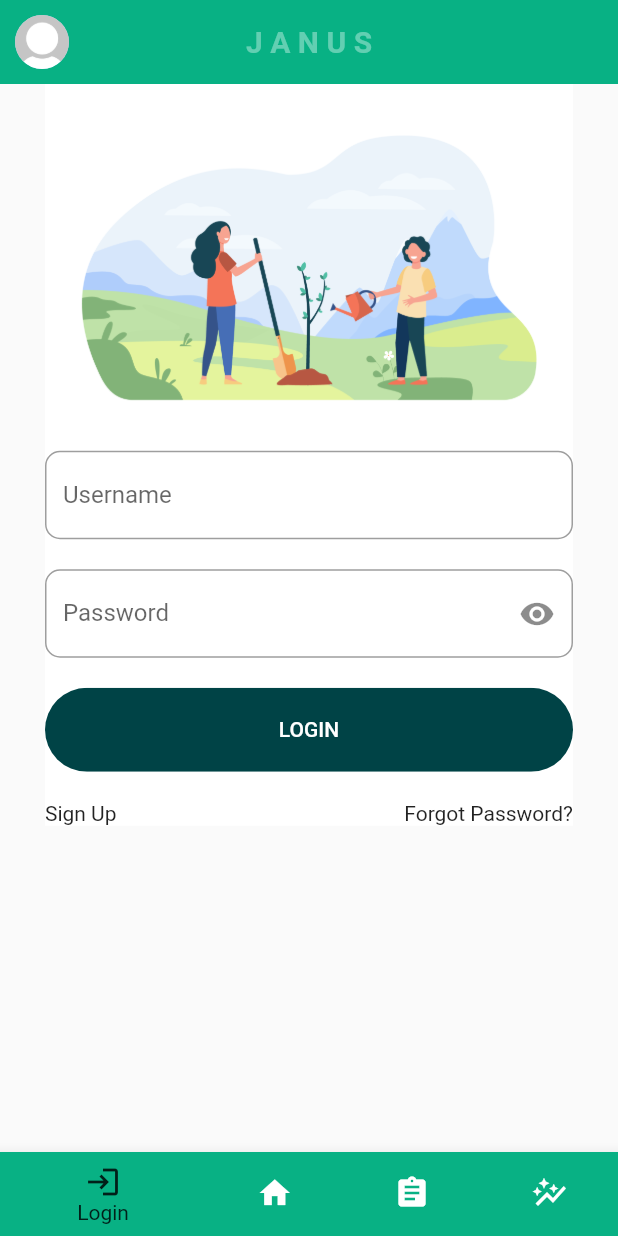
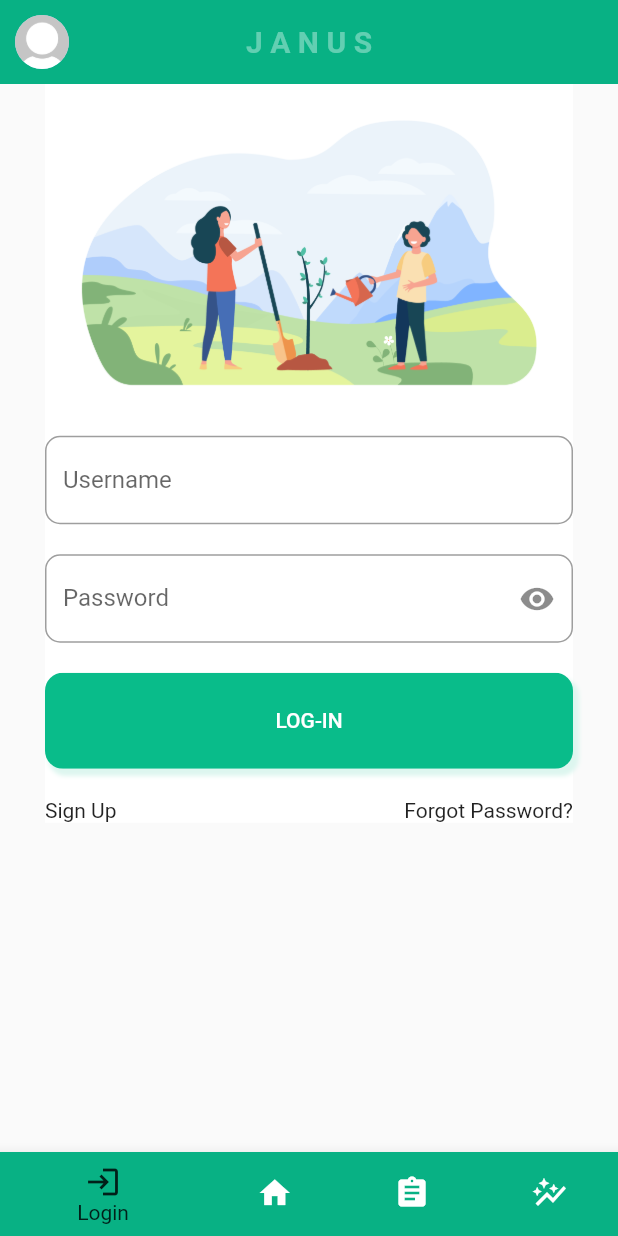
Before and after one commit to jeyeong/climate-ark-app, a Flutter app: the screen it shows after launch, on a phone screen of 412 x 824 dp. Run offline on Flutter 3.47's test engine with Material 2 defaults, Android fonts, the light colour scheme and no system bars; our stand-ins replace fl_chart, material_floating_search_bar.

Commit message:
Revamped login page

```diff
--- /dev/null
+++ b/canvas/lib/components/general/button.dart
@@ -0,0 +1,49 @@
+import 'package:flutter/material.dart';
+
+class Button extends StatelessWidget {
+  final String text;
+  final VoidCallback callback;
+
+  Button({
+    Key? key,
+    required this.text,
+    required this.callback,
+  }) : super(key: key);
+
+  final ButtonStyle buttonStyle = TextButton.styleFrom(
+    backgroundColor: const Color(0xff09bc8a),
+    padding: const EdgeInsets.symmetric(
+      vertical: 24.0,
+      horizontal: 40.0,
+    ),
+  );
+
+  @override
+  Widget build(BuildContext context) {
+    return Container(
+      width: double.infinity,
+      decoration: const BoxDecoration(
+        borderRadius: BorderRadius.all(Radius.circular(12)),
+        boxShadow: [
+          BoxShadow(
+            color: Color(0xffddf6ef),
+            spreadRadius: 0.5,
+            blurRadius: 1.5,
+            offset: Offset(3, 4),
+          ),
+        ],
+      ),
+      child: ClipRRect(
+        borderRadius: BorderRadius.circular(12),
+        child: TextButton(
+          style: buttonStyle,
+          onPressed: callback,
+          child: Text(
+            text,
+            style: const TextStyle(color: Color(0xffffffff)),
+          ),
+        ),
+      ),
+    );
+  }
+}
--- a/canvas/lib/views/login_page.dart
+++ b/canvas/lib/views/login_page.dart
@@ -1,10 +1,13 @@
+import 'package:canvas/components/general/button.dart';
 import 'package:canvas/constants.dart';
 import 'package:flutter/material.dart';
-import 'package:canvas/components/login/login_button.dart';
+
+import 'package:canvas/views/home_page.dart';
+import 'package:canvas/views/sign_up_page.dart';
+import 'package:canvas/views/forgot_pass_page.dart';
+
 import 'package:canvas/components/general/input_field.dart';
 import 'package:canvas/components/login/password_field.dart';
-import 'package:canvas/views/sign_up_page.dart';
-import 'package:canvas/views/forgot_pass_page.dart';
 
 class LoginPage extends StatefulWidget {
   const LoginPage({Key? key}) : super(key: key);
@@ -14,23 +17,29 @@ class LoginPage extends StatefulWidget {
 }
 
 class _LoginPageState extends State<LoginPage> {
+  bool loggedIn = false;
+
   TextEditingController nameController = TextEditingController();
   TextEditingController passwordController = TextEditingController();
 
-  @override
-  void initState() {
-    super.initState();
-
-    // Start listening to changes.
-    nameController.addListener(_printLatestValue);
-  }
-
-  void _printLatestValue() {
-    print('Second text field: ${nameController.text}');
+  void printLoginCredentials() {
+    if (nameController.text == 'techteam' &&
+        passwordController.text == '1234') {
+      setState(() {
+        loggedIn = true;
+      });
+    } else {
+      print('Wrong user/pass!');
+    }
   }
 
   @override
   Widget build(BuildContext context) {
+    /* Temporary simulation of a logging in */
+    if (loggedIn) {
+      return const HomePage();
+    }
+
     return Scaffold(
       body: SafeArea(
         child: SingleChildScrollView(
@@ -45,8 +54,7 @@ class _LoginPageState extends State<LoginPage> {
                     mainAxisAlignment: MainAxisAlignment.center,
                     children: [
                       Padding(
-                        padding: const EdgeInsets.symmetric(
-                            vertical: 30, horizontal: 20),
+                        padding: const EdgeInsets.fromLTRB(20, 20, 20, 30),
                         child: Image.asset('assets/hero.png'),
                       ),
                       InputField(
@@ -58,7 +66,10 @@ class _LoginPageState extends State<LoginPage> {
                         controller: passwordController,
                       ),
                       const SizedBox(height: 20.0),
-                      LoginButton(),
+                      Button(
+                        text: 'LOG-IN',
+                        callback: printLoginCredentials,
+                      ),
                       const SizedBox(height: 20.0),
                       Row(
                         children: [
```
Also changed, not shown: canvas/lib/components/login/password_field.dart (+0 -40 lines).
